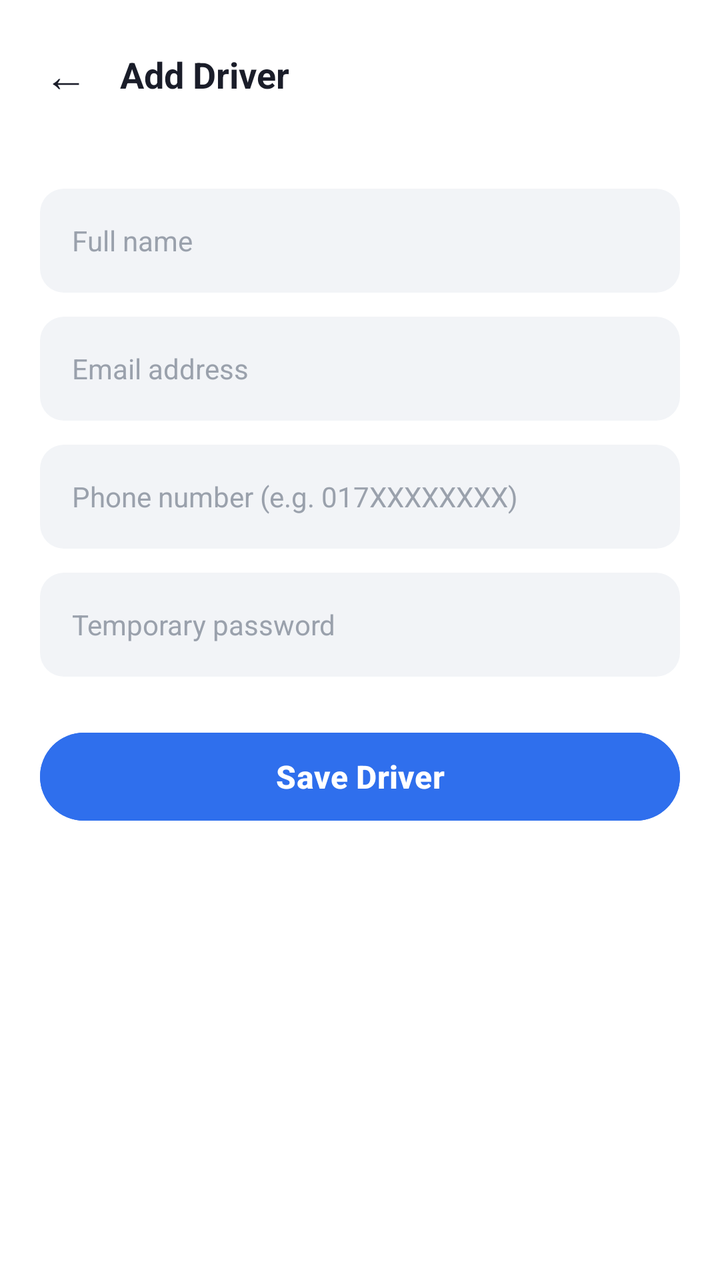
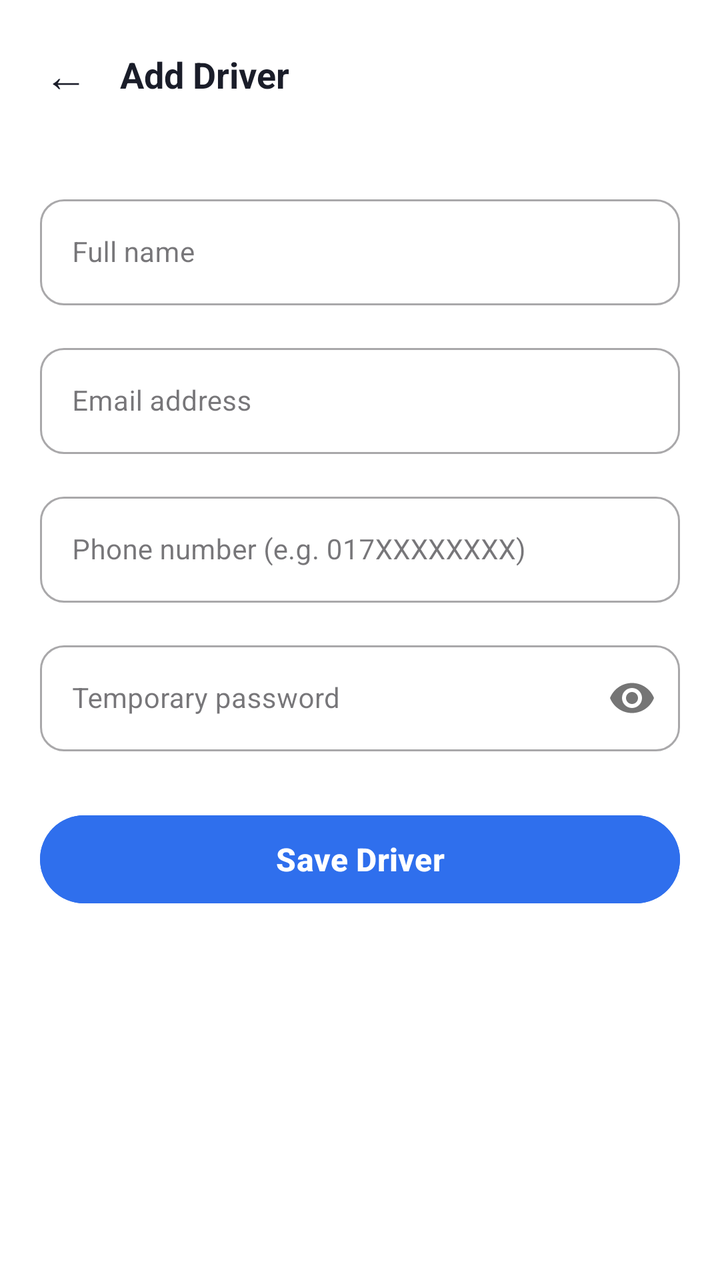

Before-and-after screenshots of an Android layout around one commit, followed by the original layout XML and the change that was made.
<!-- AndroidManifest.xml: application theme Theme.DIU_Transport -->
<!-- res/layout/activity_add_driver.xml -->
<?xml version="1.0" encoding="utf-8"?>
<LinearLayout xmlns:android="http://schemas.android.com/apk/res/android"
    android:layout_width="match_parent"
    android:layout_height="match_parent"
    android:background="@color/white"
    android:orientation="vertical">

    <LinearLayout
        android:layout_width="match_parent"
        android:layout_height="wrap_content"
        android:gravity="center_vertical"
        android:orientation="horizontal"
        android:padding="16dp">

        <TextView
            android:id="@+id/btnBack"
            android:layout_width="wrap_content"
            android:layout_height="wrap_content"
            android:background="?attr/selectableItemBackgroundBorderless"
            android:padding="6dp"
            android:text="←"
            android:textColor="@color/text_primary"
            android:textSize="22sp" />

        <TextView
            android:layout_width="wrap_content"
            android:layout_height="wrap_content"
            android:layout_marginStart="10dp"
            android:text="Add Driver"
            android:textColor="@color/text_primary"
            android:textSize="18sp"
            android:textStyle="bold" />
    </LinearLayout>

    <ScrollView
        android:layout_width="match_parent"
        android:layout_height="match_parent">

        <LinearLayout
            android:layout_width="match_parent"
            android:layout_height="wrap_content"
            android:orientation="vertical"
            android:padding="20dp">

            <EditText
                android:id="@+id/etFullName"
                android:layout_width="match_parent"
                android:layout_height="52dp"
                android:layout_marginBottom="12dp"
                android:background="@drawable/bg_field"
                android:hint="Full name"
                android:inputType="textPersonName"
                android:paddingStart="16dp"
                android:paddingEnd="16dp"
                android:textColor="@color/text_primary"
                android:textColorHint="@color/text_hint"
                android:textSize="14sp" />

            <EditText
                android:id="@+id/etEmail"
                android:layout_width="match_parent"
                android:layout_height="52dp"
                android:layout_marginBottom="12dp"
                android:background="@drawable/bg_field"
                android:hint="Email address"
                android:inputType="textEmailAddress"
                android:paddingStart="16dp"
                android:paddingEnd="16dp"
                android:textColor="@color/text_primary"
                android:textColorHint="@color/text_hint"
                android:textSize="14sp" />

            <EditText
                android:id="@+id/etPhone"
                android:layout_width="match_parent"
                android:layout_height="52dp"
                android:layout_marginBottom="12dp"
                android:background="@drawable/bg_field"
                android:hint="Phone number (e.g. 017XXXXXXXX)"
                android:inputType="phone"
                android:paddingStart="16dp"
                android:paddingEnd="16dp"
                android:textColor="@color/text_primary"
                android:textColorHint="@color/text_hint"
                android:textSize="14sp" />

            <EditText
                android:id="@+id/etPassword"
                android:layout_width="match_parent"
                android:layout_height="52dp"
                android:layout_marginBottom="24dp"
                android:background="@drawable/bg_field"
                android:hint="Temporary password"
                android:inputType="textPassword"
                android:paddingStart="16dp"
                android:paddingEnd="16dp"
                android:textColor="@color/text_primary"
                android:textColorHint="@color/text_hint"
                android:textSize="14sp" />

            <Button
                android:id="@+id/btnSave"
                android:layout_width="match_parent"
                android:layout_height="52dp"
                android:backgroundTint="@color/primary"
                android:text="Save Driver"
                android:textAllCaps="false"
                android:textColor="@color/white"
                android:textSize="16sp"
                android:textStyle="bold" />
        </LinearLayout>
    </ScrollView>
</LinearLayout>
<!-- resources referenced by this layout -->
<resources>
  <color name="primary">#2F6FED</color>
  <color name="text_hint">#9AA1AC</color>
  <color name="text_primary">#1A1D29</color>
  <color name="white">#FFFFFFFF</color>
  <!-- drawable bg_field (drawable) -->
  <?xml version="1.0" encoding="utf-8"?>
  <shape xmlns:android="http://schemas.android.com/apk/res/android">
      <solid android:color="@color/bg_field" />
      <corners android:radius="12dp" />
  </shape>
  <style name="Theme.DIU_Transport" parent="Base.Theme.DIU_Transport" />
  <color name="bg_field">#F2F4F7</color>
  <style name="Base.Theme.DIU_Transport" parent="Theme.Material3.Light.NoActionBar">
          <item name="colorPrimary">@color/primary</item>
          <item name="colorPrimaryDark">@color/primary_dark</item>
          <item name="colorOnPrimary">@color/text_on_primary</item>
          <item name="colorSecondary">@color/primary</item>
          <item name="colorOnSecondary">@color/text_on_primary</item>
          <item name="android:statusBarColor">@color/white</item>
          <item name="android:windowLightStatusBar">true</item>
          <item name="android:navigationBarColor">@color/white</item>
          <item name="android:windowBackground">@color/bg_screen</item>
          <item name="android:forceDarkAllowed" tools:targetApi="q">false</item>
      </style>
  <color name="primary_dark">#1E4FBE</color>
  <color name="text_on_primary">#FFFFFF</color>
  <color name="bg_screen">#F5F7FA</color>
</resources>

<!-- the commit's change to res/layout/activity_add_driver.xml (unified diff, before → after) -->
@@ -1,10 +1,12 @@
 <?xml version="1.0" encoding="utf-8"?>
 <LinearLayout xmlns:android="http://schemas.android.com/apk/res/android"
+    xmlns:app="http://schemas.android.com/apk/res-auto"
     android:layout_width="match_parent"
     android:layout_height="match_parent"
     android:background="@color/white"
     android:orientation="vertical">
 
+    
     <LinearLayout
         android:layout_width="match_parent"
         android:layout_height="wrap_content"
@@ -34,69 +36,104 @@
 
     <ScrollView
         android:layout_width="match_parent"
-        android:layout_height="match_parent">
+        android:layout_height="match_parent"
+        android:fillViewport="true">
 
         <LinearLayout
             android:layout_width="match_parent"
             android:layout_height="wrap_content"
             android:orientation="vertical"
-            android:padding="20dp">
+            android:padding="20dp"
+            android:paddingBottom="200dp">
 
-            <EditText
-                android:id="@+id/etFullName"
+            
+            <com.google.android.material.textfield.TextInputLayout
+                style="@style/Widget.MaterialComponents.TextInputLayout.OutlinedBox"
                 android:layout_width="match_parent"
-                android:layout_height="52dp"
-                android:layout_marginBottom="12dp"
-                android:background="@drawable/bg_field"
-                android:hint="Full name"
-                android:inputType="textPersonName"
-                android:paddingStart="16dp"
-                android:paddingEnd="16dp"
-                android:textColor="@color/text_primary"
-                android:textColorHint="@color/text_hint"
-                android:textSize="14sp" />
+                android:layout_height="wrap_content"
+                android:layout_marginBottom="16dp"
+                app:boxCornerRadiusTopStart="12dp"
+                app:boxCornerRadiusTopEnd="12dp"
+                app:boxCornerRadiusBottomStart="12dp"
+                app:boxCornerRadiusBottomEnd="12dp">
 
-            <EditText
-                android:id="@+id/etEmail"
+                <com.google.android.material.textfield.TextInputEditText
+                    android:id="@+id/etFullName"
+                    android:layout_width="match_parent"
+                    android:layout_height="wrap_content"
+                    android:minHeight="52dp"
+                    android:hint="Full name"
+                    android:inputType="textPersonName"
+                    android:textColor="@color/text_primary"
+                    android:textSize="14sp" />
+            </com.google.android.material.textfield.TextInputLayout>
+
+            
+            <com.google.android.material.textfield.TextInputLayout
+                style="@style/Widget.MaterialComponents.TextInputLayout.OutlinedBox"
                 android:layout_width="match_parent"
-                android:layout_height="52dp"
-                android:layout_marginBottom="12dp"
-                android:background="@drawable/bg_field"
-                android:hint="Email address"
-                android:inputType="textEmailAddress"
-                android:paddingStart="16dp"
-                android:paddingEnd="16dp"
-                android:textColor="@color/text_primary"
-                android:textColorHint="@color/text_hint"
-                android:textSize="14sp" />
+                android:layout_height="wrap_content"
+                android:layout_marginBottom="16dp"
+                app:boxCornerRadiusTopStart="12dp"
+                app:boxCornerRadiusTopEnd="12dp"
+                app:boxCornerRadiusBottomStart="12dp"
+                app:boxCornerRadiusBottomEnd="12dp">
 
-            <EditText
-                android:id="@+id/etPhone"
+                <com.google.android.material.textfield.TextInputEditText
+                    android:id="@+id/etEmail"
+                    android:layout_width="match_parent"
+                    android:layout_height="wrap_content"
+                    android:minHeight="52dp"
+                    android:hint="Email address"
+                    android:inputType="textEmailAddress"
+                    android:textColor="@color/text_primary"
+                    android:textSize="14sp" />
+            </com.google.android.material.textfield.TextInputLayout>
+
+            
+            <com.google.android.material.textfield.TextInputLayout
+                style="@style/Widget.MaterialComponents.TextInputLayout.OutlinedBox"
                 android:layout_width="match_parent"
-                android:layout_height="52dp"
-                android:layout_marginBottom="12dp"
-                android:background="@drawable/bg_field"
-                android:hint="Phone number (e.g. 017XXXXXXXX)"
-                android:inputType="phone"
-                android:paddingStart="16dp"
-                android:paddingEnd="16dp"
-                android:textColor="@color/text_primary"
-                android:textColorHint="@color/text_hint"
-                android:textSize="14sp" />
+                android:layout_height="wrap_content"
+                android:layout_marginBottom="16dp"
+                app:boxCornerRadiusTopStart="12dp"
+                app:boxCornerRadiusTopEnd="12dp"
+                app:boxCornerRadiusBottomStart="12dp"
+                app:boxCornerRadiusBottomEnd="12dp">
 
-            <EditText
-                android:id="@+id/etPassword"
+                <com.google.android.material.textfield.TextInputEditText
+                    android:id="@+id/etPhone"
+                    android:layout_width="match_parent"
+                    android:layout_height="wrap_content"
+                    android:minHeight="52dp"
+                    android:hint="Phone number (e.g. 017XXXXXXXX)"
+                    android:inputType="phone"
+                    android:textColor="@color/text_primary"
+                    android:textSize="14sp" />
+            </com.google.android.material.textfield.TextInputLayout>
+
+            
+            <com.google.android.material.textfield.TextInputLayout
+                style="@style/Widget.MaterialComponents.TextInputLayout.OutlinedBox"
                 android:layout_width="match_parent"
-                android:layout_height="52dp"
-                android:layout_marginBottom="24dp"
-                android:background="@drawable/bg_field"
-                android:hint="Temporary password"
-                android:inputType="textPassword"
-                android:paddingStart="16dp"
-                android:paddingEnd="16dp"
-                android:textColor="@color/text_primary"
-                android:textColorHint="@color/text_hint"
-                android:textSize="14sp" />
+                android:layout_height="wrap_content"
+                android:layout_marginBottom="28dp"
+                app:boxCornerRadiusTopStart="12dp"
+                app:boxCornerRadiusTopEnd="12dp"
+                app:boxCornerRadiusBottomStart="12dp"
+                app:boxCornerRadiusBottomEnd="12dp"
+                app:passwordToggleEnabled="true">
+
+                <com.google.android.material.textfield.TextInputEditText
+                    android:id="@+id/etPassword"
+                    android:layout_width="match_parent"
+                    android:layout_height="wrap_content"
+                    android:minHeight="52dp"
+                    android:hint="Temporary password"
+                    android:inputType="textPassword"
+                    android:textColor="@color/text_primary"
+                    android:textSize="14sp" />
+            </com.google.android.material.textfield.TextInputLayout>
 
             <Button
                 android:id="@+id/btnSave"
<!-- resource entries referenced after the edit -->
@@ -1,17 +1,9 @@
 <!-- resources referenced by this layout -->
 <resources>
   <color name="primary">#2F6FED</color>
-  <color name="text_hint">#9AA1AC</color>
   <color name="text_primary">#1A1D29</color>
   <color name="white">#FFFFFFFF</color>
-  <!-- drawable bg_field (drawable) -->
-  <?xml version="1.0" encoding="utf-8"?>
-  <shape xmlns:android="http://schemas.android.com/apk/res/android">
-      <solid android:color="@color/bg_field" />
-      <corners android:radius="12dp" />
-  </shape>
   <style name="Theme.DIU_Transport" parent="Base.Theme.DIU_Transport" />
-  <color name="bg_field">#F2F4F7</color>
   <style name="Base.Theme.DIU_Transport" parent="Theme.Material3.Light.NoActionBar">
           <item name="colorPrimary">@color/primary</item>
           <item name="colorPrimaryDark">@color/primary_dark</item>
